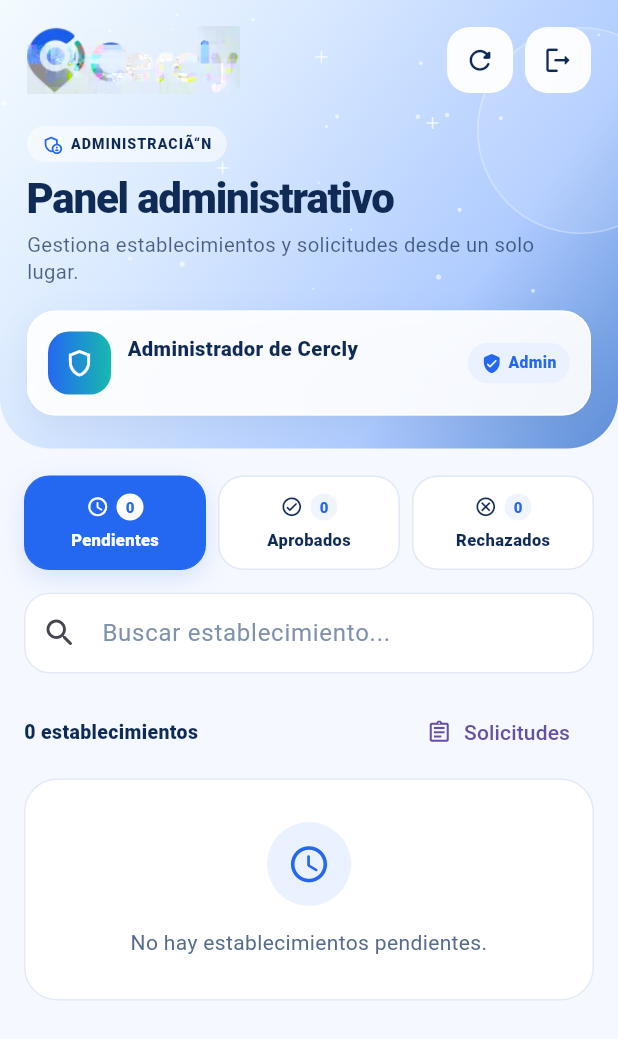
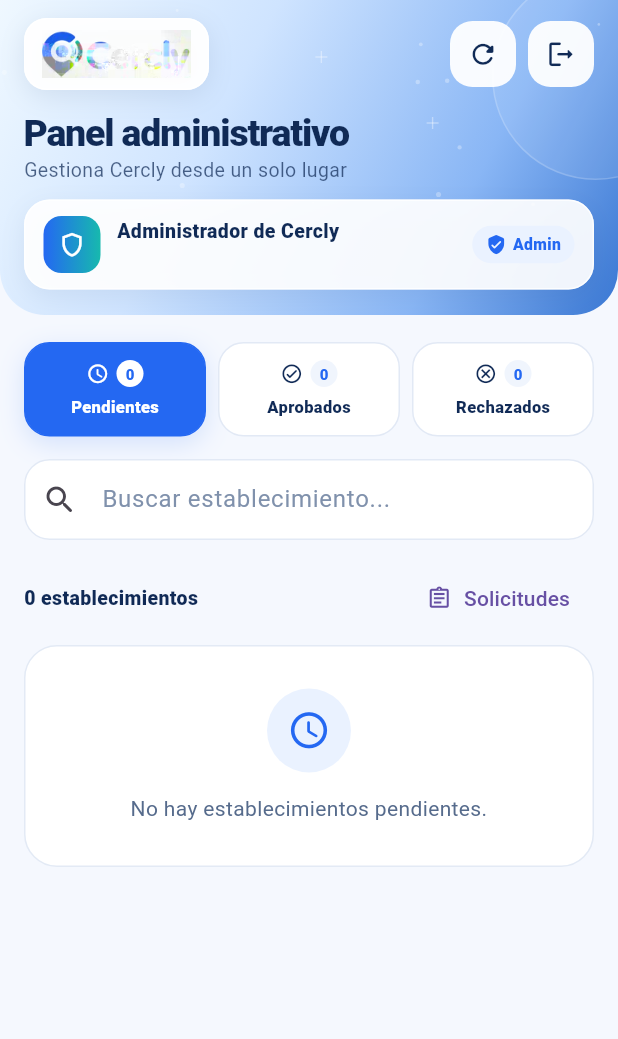
Before and after one commit to Anthony8724/Cercly, a Flutter app: the PanelAdministradorScreen screen opened directly, on a phone screen of 412 x 824 dp. Shown: the top 1039 px of the screen. Run offline on Flutter 3.47's test engine with Material 3 defaults, Android fonts, the phone set to English and light mode, and no system bars; our stand-ins replace flutter_local_notifications, flutter_map, geolocator, image_picker, latlong2, supabase_flutter; accounts and stored records are empty; project files that could hold a hidden picture were left out.

Commit message:
style: redisenar cabecera del panel administrativo

```diff
--- a/lib/features/administracion/screens/panel_administrador_screen.dart
+++ b/lib/features/administracion/screens/panel_administrador_screen.dart
@@ -304,35 +304,35 @@
           begin: Alignment.topLeft,
           end: Alignment.bottomRight,
           colors: [
-            Color(0xFFF4FBFF),
-            Color(0xFFD9E9FF),
-            Color(0xFFAFCBFF),
-            Color(0xFF5D8ED8),
+            Color(0xFFEFF8FF),
+            Color(0xFFCFE4FF),
+            Color(0xFF89B6F5),
+            Color(0xFF3977D3),
           ],
-          stops: [0, 0.34, 0.72, 1],
+          stops: [0, 0.36, 0.73, 1],
         ),
-        borderRadius: BorderRadius.vertical(bottom: Radius.circular(34)),
+        borderRadius: BorderRadius.vertical(bottom: Radius.circular(30)),
       ),
       child: Stack(
         children: [
           const Positioned.fill(child: CustomPaint(painter: _StarPainter())),
           Positioned(
-            right: -44,
-            top: 18,
+            right: -54,
+            top: -18,
             child: Container(
               width: 138,
               height: 138,
               decoration: BoxDecoration(
                 shape: BoxShape.circle,
-                color: Colors.white.withValues(alpha: 0.10),
-                border: Border.all(color: Colors.white.withValues(alpha: 0.28)),
+                color: Colors.white.withValues(alpha: 0.08),
+                border: Border.all(color: Colors.white.withValues(alpha: 0.18)),
               ),
             ),
           ),
           SafeArea(
             bottom: false,
             child: Padding(
-              padding: const EdgeInsets.fromLTRB(18, 16, 18, 22),
+              padding: const EdgeInsets.fromLTRB(16, 12, 16, 17),
               child: Column(
                 crossAxisAlignment: CrossAxisAlignment.start,
                 mainAxisSize: MainAxisSize.min,
@@ -342,13 +342,33 @@
                       Expanded(
                         child: Align(
                           alignment: Alignment.centerLeft,
-                          child: Image.asset(
-                            'assets/branding/cercly_logo.webp',
-                            width: 142,
+                          child: Container(
+                            constraints: const BoxConstraints(maxWidth: 154),
                             height: 48,
-                            fit: BoxFit.contain,
-                            alignment: Alignment.centerLeft,
-                            filterQuality: FilterQuality.high,
+                            padding: const EdgeInsets.symmetric(
+                              horizontal: 11,
+                              vertical: 7,
+                            ),
+                            decoration: BoxDecoration(
+                              color: Colors.white.withValues(alpha: 0.96),
+                              borderRadius: BorderRadius.circular(15),
+                              border: Border.all(
+                                color: Colors.white.withValues(alpha: 0.88),
+                              ),
+                              boxShadow: const [
+                                BoxShadow(
+                                  color: Color(0x180F2B5B),
+                                  blurRadius: 14,
+                                  offset: Offset(0, 4),
+                                ),
+                              ],
+                            ),
+                            child: Image.asset(
+                              'assets/branding/cercly_logo.webp',
+                              fit: BoxFit.contain,
+                              alignment: Alignment.centerLeft,
+                              filterQuality: FilterQuality.high,
+                            ),
                           ),
                         ),
                       ),
@@ -365,90 +385,62 @@
                       ),
                     ],
                   ),
-                  const SizedBox(height: 20),
-                  Container(
-                    padding: const EdgeInsets.symmetric(
-                      horizontal: 10,
-                      vertical: 5,
-                    ),
-                    decoration: BoxDecoration(
-                      color: Colors.white.withValues(alpha: 0.54),
-                      borderRadius: BorderRadius.circular(99),
-                    ),
-                    child: const Row(
-                      mainAxisSize: MainAxisSize.min,
-                      children: [
-                        Icon(
-                          Icons.admin_panel_settings_outlined,
-                          size: 14,
-                          color: _azul,
-                        ),
-                        SizedBox(width: 5),
-                        Text(
-                          'ADMINISTRACIÃ“N',
-                          style: TextStyle(
-                            color: _azulOscuro,
-                            fontSize: 9.5,
-                            fontWeight: FontWeight.w900,
-                            letterSpacing: 0.7,
-                          ),
-                        ),
-                      ],
-                    ),
-                  ),
-                  const SizedBox(height: 10),
+                  const SizedBox(height: 15),
                   const Text(
                     'Panel administrativo',
                     style: TextStyle(
-                      fontSize: 28,
+                      fontSize: 25,
                       fontWeight: FontWeight.w900,
                       color: _azulOscuro,
                       height: 1.05,
                       letterSpacing: -0.8,
                     ),
                   ),
-                  const SizedBox(height: 7),
+                  const SizedBox(height: 4),
                   Text(
-                    'Gestiona establecimientos y solicitudes desde un solo lugar.',
+                    'Gestiona Cercly desde un solo lugar',
                     style: TextStyle(
-                      fontSize: 13.5,
-                      height: 1.35,
+                      fontSize: 13,
+                      height: 1.25,
                       color: _azulOscuro.withValues(alpha: 0.72),
                     ),
                   ),
-                  const SizedBox(height: 17),
+                  const SizedBox(height: 12),
                   Container(
                     width: double.infinity,
-                    padding: const EdgeInsets.all(13),
+                    padding: const EdgeInsets.symmetric(
+                      horizontal: 12,
+                      vertical: 10,
+                    ),
                     decoration: BoxDecoration(
                       color: Colors.white.withValues(alpha: 0.92),
-                      borderRadius: BorderRadius.circular(19),
+                      borderRadius: BorderRadius.circular(17),
                       border: Border.all(
                         color: Colors.white.withValues(alpha: 0.78),
                       ),
                       boxShadow: const [
                         BoxShadow(
                           color: Color(0x120F2B5B),
-                          blurRadius: 18,
-                          offset: Offset(0, 7),
+                          blurRadius: 14,
+                          offset: Offset(0, 5),
                         ),
                       ],
                     ),
                     child: Row(
                       children: [
                         Container(
-                          width: 42,
-                          height: 42,
+                          width: 38,
+                          height: 38,
                           decoration: BoxDecoration(
                             gradient: const LinearGradient(
                               colors: [_azul, _turquesa],
                             ),
-                            borderRadius: BorderRadius.circular(14),
+                            borderRadius: BorderRadius.circular(12),
                           ),
                           child: const Icon(
                             Icons.shield_outlined,
                             color: Colors.white,
-                            size: 21,
+                            size: 19,
                           ),
                         ),
                         const SizedBox(width: 11),
@@ -463,7 +455,7 @@
                                 style: TextStyle(
                                   fontWeight: FontWeight.w900,
                                   color: _azulOscuro,
-                                  fontSize: 13.5,
+                                  fontSize: 13,
                                 ),
                               ),
                               const SizedBox(height: 2),
@@ -473,7 +465,7 @@
                                 overflow: TextOverflow.ellipsis,
                                 style: const TextStyle(
                                   color: Color(0xFF6B7D9B),
-                                  fontSize: 11.5,
+                                  fontSize: 11,
                                 ),
                               ),
                             ],
@@ -483,7 +475,7 @@
                         Container(
                           padding: const EdgeInsets.symmetric(
                             horizontal: 9,
-                            vertical: 6,
+                            vertical: 5,
                           ),
                           decoration: BoxDecoration(
                             color: const Color(0xFFEAF2FF),
@@ -965,9 +957,9 @@
   @override
   void paint(Canvas canvas, Size size) {
     final random = math.Random(27);
-    final paint = Paint()..color = Colors.white.withValues(alpha: 0.60);
+    final paint = Paint()..color = Colors.white.withValues(alpha: 0.30);
 
-    for (var i = 0; i < 24; i++) {
+    for (var i = 0; i < 14; i++) {
       final x = random.nextDouble() * size.width;
       final y = random.nextDouble() * size.height * 0.65;
       final radio = 0.6 + random.nextDouble() * 1.1;
@@ -975,13 +967,12 @@
     }
 
     final brillo = Paint()
-      ..color = Colors.white.withValues(alpha: 0.70)
-      ..strokeWidth = 1.1;
+      ..color = Colors.white.withValues(alpha: 0.38)
+      ..strokeWidth = 0.9;
 
     for (final punto in [
       Offset(size.width * 0.52, 38),
       Offset(size.width * 0.70, 82),
-      Offset(size.width * 0.36, 112),
     ]) {
       canvas.drawLine(
         Offset(punto.dx - 4, punto.dy),
```
